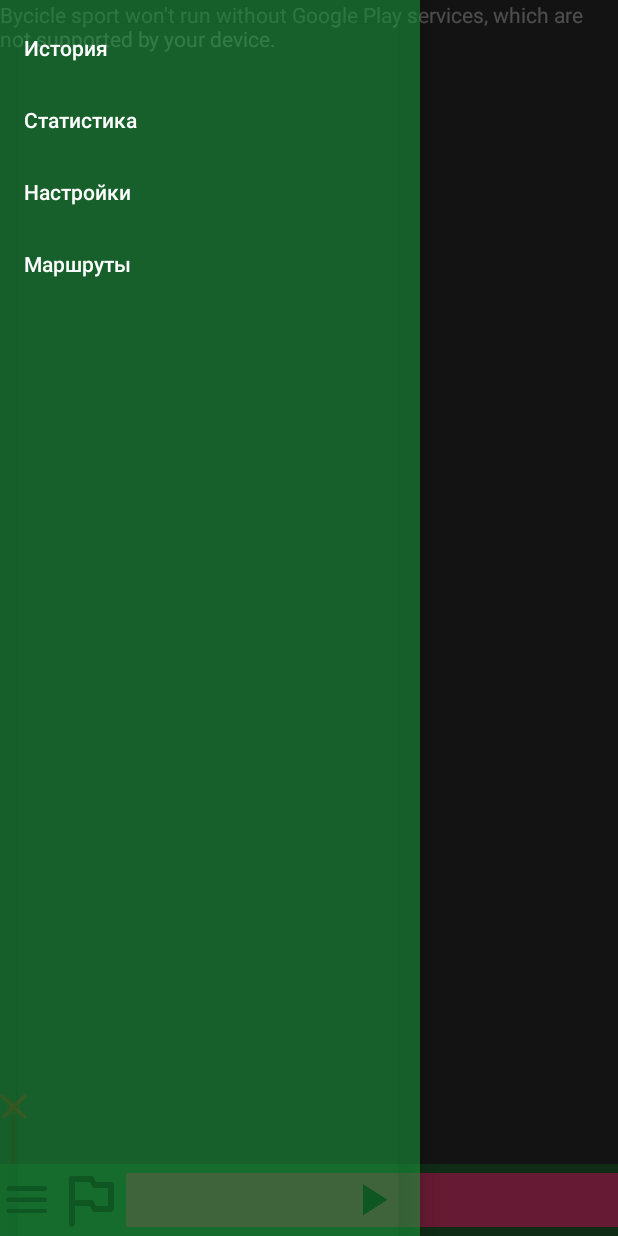
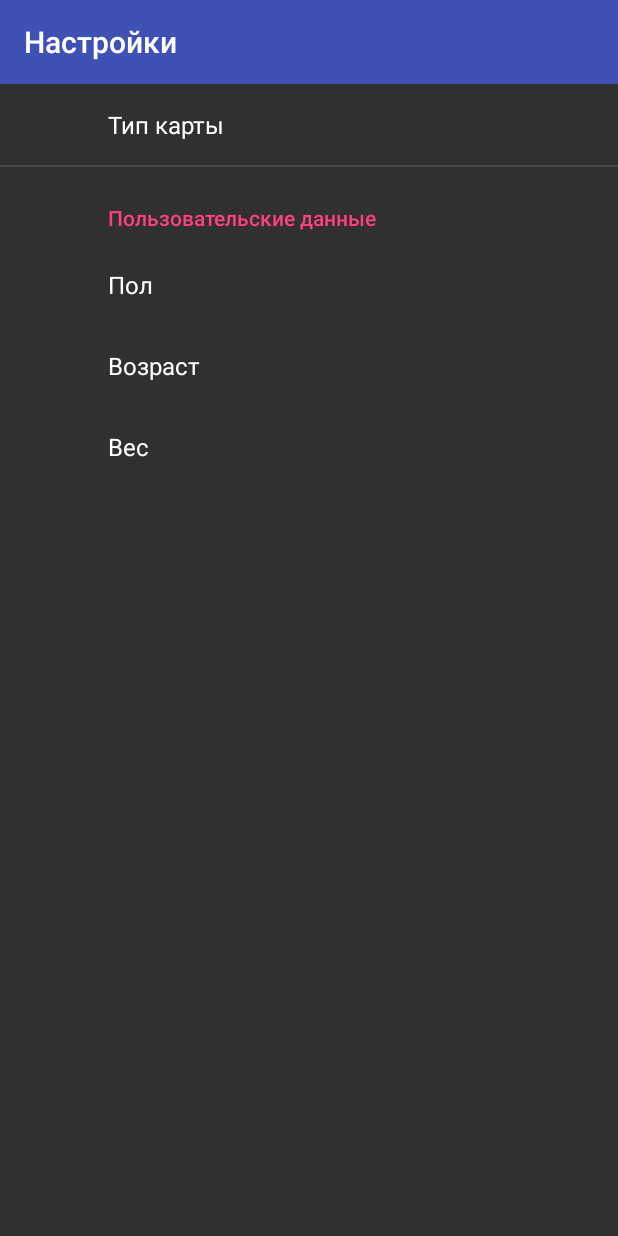
Before and after one commit to scnipper/Bicyclesport, an Android app: the screen it shows after launch (StartActivity before the commit, SettingsActivity after it), in the side drawer, after a tap on "Настройки", on a phone screen of 412 x 824 dp. Run offline under Robolectric (Android 15) with nearby library versions, the phone set to English and light mode, and no system bars; our stand-ins replace androidx.preference.

Commit message:
add settings

```diff
--- a/app/build.gradle
+++ b/app/build.gradle
@@ -21,13 +21,14 @@ android {
 dependencies {
     implementation fileTree(include: ['*.jar'], dir: 'libs')
     implementation 'com.android.support:appcompat-v7:28.0.0'
+    implementation 'com.android.support:preference-v7:28.0.0'
     implementation 'com.android.support.constraint:constraint-layout:1.1.3'
     testImplementation 'junit:junit:4.12'
     androidTestImplementation 'com.android.support.test:runner:1.0.2'
     androidTestImplementation 'com.android.support.test.espresso:espresso-core:3.0.2'
     implementation 'com.google.android.gms:play-services-maps:16.0.0'
     implementation 'com.google.android.gms:play-services-location:16.0.0'
-    implementation 'com.google.maps.android:android-maps-utils:0.4+'
+    implementation 'com.google.maps.android:android-maps-utils:0.4'
     implementation 'com.android.support:design:28.0.0'
     implementation 'com.google.code.gson:gson:2.8.5'
 }
--- a/app/src/main/AndroidManifest.xml
+++ b/app/src/main/AndroidManifest.xml
@@ -34,7 +34,8 @@
             android:name="com.google.android.gms.version"
             android:value="@integer/google_play_services_version" />
 
-        <activity android:name=".ui.activities.ListRoutesActivity"></activity>
+        <activity android:name=".ui.activities.ListRoutesActivity" />
+        <activity android:name=".ui.activities.SettingsActivity" />
     </application>
 
 </manifest>
--- a/app/src/main/java/me/creese/sport/App.java
+++ b/app/src/main/java/me/creese/sport/App.java
@@ -2,6 +2,7 @@ package me.creese.sport;
 
 import android.app.Application;
 import android.location.LocationManager;
+import android.preference.PreferenceManager;
 
 import com.google.gson.Gson;
 import com.google.gson.GsonBuilder;
@@ -42,6 +43,8 @@ public class App extends Application {
         data = new DataHelper(this);
         locationManager = (LocationManager) getSystemService(LOCATION_SERVICE);
 
+        PreferenceManager.setDefaultValues(this, R.xml.preferences, false);
+
     }
 
     public DataHelper getData() {
--- a/app/src/main/java/me/creese/sport/map/gps/Gps.java
+++ b/app/src/main/java/me/creese/sport/map/gps/Gps.java
@@ -247,6 +247,8 @@ public class Gps extends LocationCallback implements GpsStatus.Listener {
             lastRoute.addPointOnMap(point);
 
 
+
+
         }
 
 
--- /dev/null
+++ b/app/src/main/java/me/creese/sport/ui/activities/SettingsActivity.java
@@ -0,0 +1,27 @@
+package me.creese.sport.ui.activities;
+
+import android.os.Bundle;
+import android.support.annotation.Nullable;
+import android.support.v7.app.ActionBar;
+import android.support.v7.app.AppCompatActivity;
+import android.support.v7.widget.Toolbar;
+
+import me.creese.sport.R;
+import me.creese.sport.ui.fragments.SettingsFragment;
+
+public class SettingsActivity extends AppCompatActivity {
+    @Override
+    protected void onCreate(@Nullable Bundle savedInstanceState) {
+        super.onCreate(savedInstanceState);
+        setContentView(R.layout.settings_activity_content);
+        Toolbar toolbar = findViewById(R.id.settings_toolbar);
+        setSupportActionBar(toolbar);
+
+
+        getSupportFragmentManager()
+                .beginTransaction()
+                .replace(R.id.c_settings,new SettingsFragment())
+                .commit();
+
+    }
+}
--- a/app/src/main/java/me/creese/sport/ui/activities/StartActivity.java
+++ b/app/src/main/java/me/creese/sport/ui/activities/StartActivity.java
@@ -20,6 +20,7 @@ import com.google.android.gms.maps.MapView;
 
 import me.creese.sport.R;
 import me.creese.sport.map.MapWork;
+import me.creese.sport.ui.fragments.SettingsFragment;
 
 public class StartActivity extends AppCompatActivity implements NavigationView.OnNavigationItemSelectedListener {
 
@@ -54,9 +55,8 @@ public class StartActivity extends AppCompatActivity implements NavigationView.O
             button.setTag("play");
         }
 
+
     }
-
-
 
 
     /**
@@ -131,6 +131,7 @@ public class StartActivity extends AppCompatActivity implements NavigationView.O
         drawerLayout.openDrawer(GravityCompat.START);
     }
 
+
     /**
      * Кнопка начала создания маршрута
      *
@@ -165,13 +166,19 @@ public class StartActivity extends AppCompatActivity implements NavigationView.O
 
     @Override
     public boolean onNavigationItemSelected(@NonNull MenuItem menuItem) {
-        Log.w(TAG, "onNavigationItemSelected:" + menuItem);
+
         switch (menuItem.getItemId()) {
             case R.id.menu_routes:
                 startActivity(new Intent(this, ListRoutesActivity.class));
                 break;
+            case R.id.menu_settings:
+                startActivity(new Intent(this,SettingsActivity.class));
+                break;
         }
 
+        DrawerLayout drawerLayout = findViewById(R.id.drawer);
+
+        drawerLayout.closeDrawer(GravityCompat.START);
         return true;
     }
 
--- /dev/null
+++ b/app/src/main/java/me/creese/sport/ui/fragments/SettingsFragment.java
@@ -0,0 +1,42 @@
+package me.creese.sport.ui.fragments;
+
+import android.os.Bundle;
+
+
+import android.support.annotation.NonNull;
+import android.support.annotation.Nullable;
+
+import android.support.v7.preference.Preference;
+import android.support.v7.preference.PreferenceFragmentCompat;
+import android.util.Log;
+import android.view.LayoutInflater;
+import android.view.View;
+import android.view.ViewGroup;
+import android.widget.LinearLayout;
+import android.widget.ListView;
+
+import me.creese.sport.R;
+
+import static android.support.constraint.Constraints.TAG;
+
+public class SettingsFragment extends PreferenceFragmentCompat {
+    @Override
+    public void onCreate(@Nullable Bundle savedInstanceState) {
+        super.onCreate(savedInstanceState);
+
+
+        addPreferencesFromResource(R.xml.preferences);
+
+
+
+
+    }
+
+    @Override
+    public void onCreatePreferences(Bundle bundle, String s) {
+        Log.w(TAG, "onCreatePreferences: "+s );
+
+    }
+
+
+}
--- a/app/src/main/res/layout/content.xml
+++ b/app/src/main/res/layout/content.xml
@@ -3,7 +3,8 @@
     xmlns:app="http://schemas.android.com/apk/res-auto"
     xmlns:tools="http://schemas.android.com/tools"
     android:layout_width="match_parent"
-    android:layout_height="match_parent">
+    android:layout_height="match_parent"
+    android:id="@+id/main_content">
 
 
     <com.google.android.gms.maps.MapView
--- /dev/null
+++ b/app/src/main/res/layout/settings_activity_content.xml
@@ -0,0 +1,27 @@
+<?xml version="1.0" encoding="utf-8"?>
+<FrameLayout xmlns:android="http://schemas.android.com/apk/res/android"
+    android:layout_width="match_parent"
+    android:layout_height="match_parent"
+    xmlns:app="http://schemas.android.com/apk/res-auto">
+
+    <LinearLayout
+        android:layout_width="match_parent"
+        android:layout_height="match_parent"
+        android:orientation="vertical">
+
+        <android.support.v7.widget.Toolbar
+            android:id="@+id/settings_toolbar"
+            android:layout_width="match_parent"
+            android:layout_height="wrap_content"
+            app:title="@string/settings"
+            android:background="@color/colorPrimary">
+
+        </android.support.v7.widget.Toolbar>
+
+        <FrameLayout
+            android:id="@+id/c_settings"
+            android:layout_width="match_parent"
+            android:layout_height="match_parent"
+            />
+    </LinearLayout>
+</FrameLayout>
--- a/app/src/main/res/menu/navigation_items.xml
+++ b/app/src/main/res/menu/navigation_items.xml
@@ -1,5 +1,6 @@
 <?xml version="1.0" encoding="utf-8"?>
-<menu xmlns:android="http://schemas.android.com/apk/res/android">
+<menu xmlns:tools="http://schemas.android.com/tools"
+    xmlns:android="http://schemas.android.com/apk/res/android">
 
     <item
         android:id="@+id/menu_routes"
@@ -7,5 +8,7 @@
         android:title="@string/routes" />
     <item android:title="@string/history" />
     <item android:title="@string/statistic" />
-    <item android:title="@string/settings" />
+    <item
+        android:id="@+id/menu_settings"
+        android:title="@string/settings" />
 </menu>
--- /dev/null
+++ b/app/src/main/res/values-sw360dp-v13/values-preference.xml
@@ -0,0 +1,6 @@
+<?xml version="1.0" encoding="utf-8"?>
+
+<resources xmlns:tools="http://schemas.android.com/tools">
+    <bool name="config_materialPreferenceIconSpaceReserved" tools:ignore="MissingDefaultResource,PrivateResource">false</bool>
+    <dimen name="preference_category_padding_start" tools:ignore="MissingDefaultResource,PrivateResource">0dp</dimen>
+</resources>
--- /dev/null
+++ b/app/src/main/res/values/arrays.xml
@@ -0,0 +1,17 @@
+<?xml version="1.0" encoding="utf-8"?>
+<resources>
+    <string-array name="type_map">
+        <item>гибрид</item>
+        <item>спутник</item>
+        <item>схема</item>
+    </string-array>
+    <string-array name="sex_array">
+        <item>Мужской</item>
+        <item>Женский</item>
+    </string-array>
+
+    <string-array name="sex_values">
+        <item>MEN</item>
+        <item>FEM</item>
+    </string-array>
+</resources>
--- a/app/src/main/res/values/strings.xml
+++ b/app/src/main/res/values/strings.xml
@@ -8,4 +8,10 @@
     <string name="settings">Настройки</string>
     <string name="distance">Расстояние:</string>
     <string name="find_gps">Поиск GPS</string>
+    <string name="settings_app">Настройки приложения</string>
+    <string name="user_data">Пользовательские данные</string>
+    <string name="sex">Пол</string>
+    <string name="age">Возраст</string>
+    <string name="wieght">Вес</string>
+
 </resources>
--- /dev/null
+++ b/app/src/main/res/xml/preferences.xml
@@ -0,0 +1,34 @@
+<?xml version="1.0" encoding="utf-8"?>
+<PreferenceScreen xmlns:android="http://schemas.android.com/apk/res/android"
+    android:title="@string/settings_app">
+    <ListPreference
+        android:entryValues="@array/type_map"
+        android:entries="@array/type_map"
+        android:title="Тип карты"
+        android:key="type_map">
+
+    </ListPreference>
+    <PreferenceCategory
+        android:title="@string/user_data">
+
+
+        <ListPreference
+            android:defaultValue="1"
+            android:entries="@array/sex_array"
+            android:entryValues="@array/sex_values"
+            android:key="list_preference_1"
+            android:title="@string/sex" />
+        <EditTextPreference
+            android:defaultValue="20"
+            android:key="age_key"
+            android:selectAllOnFocus="true"
+            android:singleLine="true"
+            android:title="@string/age" />
+        <EditTextPreference
+            android:defaultValue="60"
+            android:key="weight_key"
+            android:selectAllOnFocus="true"
+            android:singleLine="true"
+            android:title="@string/wieght" />
+    </PreferenceCategory>
+</PreferenceScreen>
```
